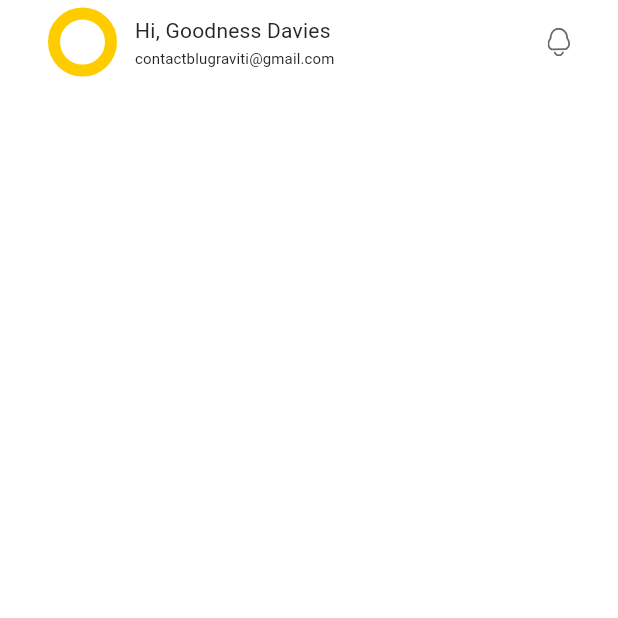
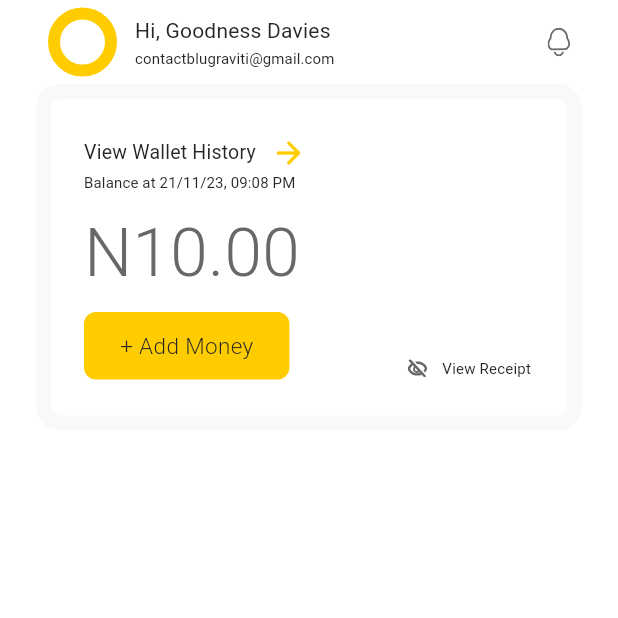
Before and after one commit to De-Morgan/xcrow, a Flutter app: the screen it shows after launch, on a phone screen of 412 x 824 dp, the top half of it. Run offline on Flutter 3.47's test engine with Material 3 defaults, Android fonts, the phone set to English and light mode, and no system bars; our stand-ins replace dio, flutter_svg, hooks_riverpod.

Commit message:
dashboard widget

```diff
--- a/lib/ui/home_page/pages/home_page.dart
+++ b/lib/ui/home_page/pages/home_page.dart
@@ -1,5 +1,7 @@
 import 'package:flutter/material.dart';
+import 'package:xcrow/ui/home_page/widgets/dash_board_widget.dart';
 import 'package:xcrow/ui/home_page/widgets/home_page_appbar.dart';
+import 'package:xcrow/ui/shared/padded_container.dart';
 
 class HomePage extends StatelessWidget {
   const HomePage({super.key});
@@ -8,6 +10,11 @@ class HomePage extends StatelessWidget {
   Widget build(BuildContext context) {
     return Scaffold(
       appBar: HomePageAppBar(),
+      body: PaddedContainer(
+        child: Column(
+          children: [DashboardWidget()],
+        ),
+      ),
     );
   }
 }
--- /dev/null
+++ b/lib/ui/home_page/widgets/dash_board_widget.dart
@@ -0,0 +1,77 @@
+import 'package:flutter/material.dart';
+import 'package:xcrow/ui/shared/button_container.dart';
+import 'package:xcrow/ui/shared/svg_widget.dart';
+import 'package:xcrow/ui/theme/font_familty.dart';
+import 'package:xcrow/ui/theme/theme.dart';
+import 'package:xcrow/ui/utils/context_extension.dart';
+import 'package:xcrow/ui/utils/svg_path.dart';
+
+class DashboardWidget extends StatelessWidget {
+  const DashboardWidget({super.key});
+
+  @override
+  Widget build(BuildContext context) {
+    final theme = context.customTheme<DashboardTheme>();
+    return Container(
+      padding: const EdgeInsets.fromLTRB(22, 24, 24, 24),
+      decoration: BoxDecoration(
+          color: theme.background,
+          borderRadius: BorderRadius.circular(16),
+          border: Border.all(color: theme.border, width: 10)),
+      child: Column(
+        crossAxisAlignment: CrossAxisAlignment.start,
+        children: [
+          Row(
+            children: [
+              Text(
+                'View Wallet History',
+                style: context.titleMedium?.copyWith(fontSize: 13),
+              ),
+              const SizedBox(width: 10),
+              Icon(
+                Icons.arrow_forward_rounded,
+                color: context.primaryColor,
+              )
+            ],
+          ),
+          Text(
+            'Balance at 21/11/23, 09:08 PM',
+            style: context.titleSmall,
+          ),
+          const SizedBox(height: 8),
+          Text(
+            'N10.00',
+            style: context.bodyMedium?.copyWith(
+                fontSize: 45,
+                fontWeight: FontWeight.w300,
+                fontFamily: FontFamily.light),
+          ),
+          const SizedBox(height: 8),
+          Row(
+            crossAxisAlignment: CrossAxisAlignment.end,
+            children: [
+              ButtonContainer(
+                onPressed: () {},
+                label: '+ Add Money',
+              ),
+              const Spacer(),
+              Row(
+                children: [
+                  const SvgWidget(
+                    svgPath: SvgPath.eyeSlash,
+                  ),
+                  const SizedBox(width: 10),
+                  Text(
+                    'View Receipt',
+                    style: context.titleMedium
+                        ?.copyWith(fontSize: 10, fontWeight: FontWeight.w300),
+                  )
+                ],
+              )
+            ],
+          )
+        ],
+      ),
+    );
+  }
+}
--- /dev/null
+++ b/lib/ui/shared/button_container.dart
@@ -0,0 +1,43 @@
+import 'package:flutter/material.dart';
+import 'package:xcrow/ui/theme/font_familty.dart';
+import 'package:xcrow/ui/utils/context_extension.dart';
+
+class ButtonContainer extends StatelessWidget {
+  const ButtonContainer(
+      {super.key,
+      this.child,
+      this.label = '',
+      this.borderRadius = 8,
+      required this.onPressed});
+
+  final Widget? child;
+  final String label;
+  final VoidCallback onPressed;
+  final double borderRadius;
+
+  @override
+  Widget build(BuildContext context) {
+    return InkWell(
+      onTap: onPressed,
+      child: Container(
+        alignment: Alignment.center,
+        decoration: BoxDecoration(
+          color: context.primaryColor,
+          borderRadius: BorderRadius.circular(borderRadius),
+        ),
+        padding: const EdgeInsets.symmetric(horizontal: 24, vertical: 12),
+        child: child ??
+            Text(
+              label,
+              style: context.bodyMedium?.copyWith(
+                  fontSize: 15,
+                  fontFamily: FontFamily.light,
+                  fontWeight: FontWeight.w300,
+                  color: context
+                      .themeData.elevatedButtonTheme.style?.foregroundColor
+                      ?.resolve({MaterialState.focused})),
+            ),
+      ),
+    );
+  }
+}
--- /dev/null
+++ b/lib/ui/shared/padded_container.dart
@@ -0,0 +1,31 @@
+import 'package:flutter/material.dart';
+
+class PaddedContainer extends StatelessWidget {
+  final double horizontalPadding;
+  final double verticalPadding;
+  final Widget child;
+  final Alignment alignment;
+  final Color? color;
+
+  const PaddedContainer(
+      {Key? key,
+      this.horizontalPadding = 24,
+      this.verticalPadding = 0,
+      required this.child,
+      this.color,
+      this.alignment = Alignment.topRight})
+      : super(key: key);
+
+  @override
+  Widget build(BuildContext context) {
+    return SafeArea(
+      child: Container(
+        color: color,
+        padding: EdgeInsets.symmetric(
+            vertical: verticalPadding, horizontal: horizontalPadding),
+        alignment: alignment,
+        child: child,
+      ),
+    );
+  }
+}
--- a/lib/ui/theme/colors.dart
+++ b/lib/ui/theme/colors.dart
@@ -5,6 +5,10 @@ class _AppColors {
   static const primaryBlack = Color(0xFF141313);
   static const white = Color(0xffFFFFFF);
   static const black01 = Color(0xff302F2E);
+  static const black02 = Color(0xff272626);
+  static const black03 = Color(0xff272626);
   static const blackDeep = Color(0xff272626);
   static const gray01 = Color(0xff9F9F9D);
+  static const gray02 = Color(0xff686868);
+  static const dashboardBg = Color(0xffF9F9FA);
 }
--- a/lib/ui/theme/dark_theme.dart
+++ b/lib/ui/theme/dark_theme.dart
@@ -6,7 +6,20 @@ class DarkTheme {
           brightness: Brightness.dark,
           scaffoldBackgroundColor: _AppColors.primaryBlack,
           primaryColor: _AppColors.primaryOrange,
+          elevatedButtonTheme: ElevatedButtonThemeData(
+            style: ElevatedButton.styleFrom(
+              minimumSize: const Size(double.maxFinite, 57),
+              elevation: 0,
+              textStyle: _AppTextStyle.normal400Size14,
+              foregroundColor: _AppColors.primaryBlack,
+              backgroundColor: _AppColors.primaryOrange,
+              shape: RoundedRectangleBorder(
+                  borderRadius: BorderRadius.circular(8)),
+            ),
+          ),
           textTheme: TextTheme(
+            bodyMedium: _AppTextStyle.normal400Size14
+                .copyWith(color: _AppColors.gray01),
             titleMedium: _AppTextStyle.normal400Size14
                 .copyWith(color: _AppColors.primaryOrange),
             titleSmall: _AppTextStyle.normal400Size14
@@ -16,6 +29,9 @@ class DarkTheme {
             HomeCircularTheme(
               border: _AppColors.black01,
               background: _AppColors.primaryOrange,
-            )
+            ),
+            DashboardTheme(
+                border: _AppColors.primaryBlack,
+                background: _AppColors.black02),
           ]);
 }
--- /dev/null
+++ b/lib/ui/theme/extension/dashboard_theme.dart
@@ -0,0 +1,33 @@
+part of theme;
+
+class DashboardTheme extends ThemeExtension<DashboardTheme> {
+  final Color? background;
+  final Color border;
+
+  const DashboardTheme({
+    this.background,
+    required this.border,
+  });
+
+  @override
+  ThemeExtension<DashboardTheme> copyWith({
+    Color? background,
+    Color? border,
+  }) {
+    return DashboardTheme(
+        background: background ?? this.background,
+        border: border ?? this.border);
+  }
+
+  @override
+  ThemeExtension<DashboardTheme> lerp(
+      ThemeExtension<DashboardTheme>? other, double t) {
+    if (other is! DashboardTheme) {
+      return this;
+    }
+    return DashboardTheme(
+      background: Color.lerp(background, other.background, t),
+      border: Color.lerp(border, other.border, t) ?? border,
+    );
+  }
+}
--- a/lib/ui/theme/font_familty.dart
+++ b/lib/ui/theme/font_familty.dart
@@ -1,6 +1,5 @@
 class FontFamily {
-  static const medium = 'Roboto-Medium';
+  static const light = 'Roboto-Light';
   static const flex = 'Roboto-Regular';
-  static const semiBold = 'Roboto-SemiBold';
   static const bold = 'Roboto-Bold';
 }
--- a/lib/ui/theme/light_theme.dart
+++ b/lib/ui/theme/light_theme.dart
@@ -6,7 +6,20 @@ class LightTheme {
           brightness: Brightness.light,
           scaffoldBackgroundColor: _AppColors.white,
           primaryColor: _AppColors.primaryOrange,
+          elevatedButtonTheme: ElevatedButtonThemeData(
+            style: ElevatedButton.styleFrom(
+              minimumSize: const Size(double.maxFinite, 57),
+              elevation: 0,
+              textStyle: _AppTextStyle.normal400Size14,
+              foregroundColor: _AppColors.black03,
+              backgroundColor: _AppColors.primaryOrange,
+              shape: RoundedRectangleBorder(
+                  borderRadius: BorderRadius.circular(8)),
+            ),
+          ),
           textTheme: TextTheme(
+            bodyMedium: _AppTextStyle.normal400Size14
+                .copyWith(color: _AppColors.gray02),
             titleMedium: _AppTextStyle.normal400Size14
                 .copyWith(color: _AppColors.blackDeep),
             titleSmall: _AppTextStyle.normal400Size14
@@ -16,6 +29,8 @@ class LightTheme {
             HomeCircularTheme(
               border: _AppColors.primaryOrange,
               background: _AppColors.white,
-            )
+            ),
+            DashboardTheme(
+                border: _AppColors.dashboardBg, background: _AppColors.white),
           ]);
 }
--- a/lib/ui/theme/text_style.dart
+++ b/lib/ui/theme/text_style.dart
@@ -6,4 +6,9 @@ class _AppTextStyle {
       fontWeight: FontWeight.w400,
       fontStyle: FontStyle.normal,
       fontFamily: FontFamily.flex);
+  static TextStyle normal300Size14 = const TextStyle(
+      fontSize: 14,
+      fontWeight: FontWeight.w300,
+      fontStyle: FontStyle.normal,
+      fontFamily: FontFamily.light);
 }
--- a/lib/ui/theme/theme.dart
+++ b/lib/ui/theme/theme.dart
@@ -5,6 +5,7 @@ import 'package:xcrow/ui/theme/font_familty.dart';
 
 part 'colors.dart';
 part 'dark_theme.dart';
+part 'extension/dashboard_theme.dart';
 part 'extension/home_circular_theme.dart';
 part 'light_theme.dart';
 part 'text_style.dart';
--- a/lib/ui/utils/context_extension.dart
+++ b/lib/ui/utils/context_extension.dart
@@ -15,6 +15,7 @@ extension BuildContextExtension on BuildContext {
 
   TextStyle? get titleMedium => textTheme.titleMedium;
   TextStyle? get titleSmall => textTheme.titleSmall;
+  TextStyle? get bodyMedium => textTheme.bodyMedium;
 
   double get height => MediaQuery.maybeSizeOf(this)?.height ?? 800;
 
--- a/lib/ui/utils/svg_path.dart
+++ b/lib/ui/utils/svg_path.dart
@@ -1,4 +1,5 @@
 class SvgPath {
   static const _root = 'assets/svgs/';
   static const bell = '${_root}bell.svg';
+  static const eyeSlash = '${_root}eye-slash.svg';
 }
```
Also changed, not shown: pubspec.yaml (+11 -12 lines), assets/fonts/Roboto-Bold.ttf (added), assets/fonts/Roboto-Light.ttf (added), assets/fonts/Roboto-Regular.ttf (added), assets/svgs/eye-slash.svg (added).
